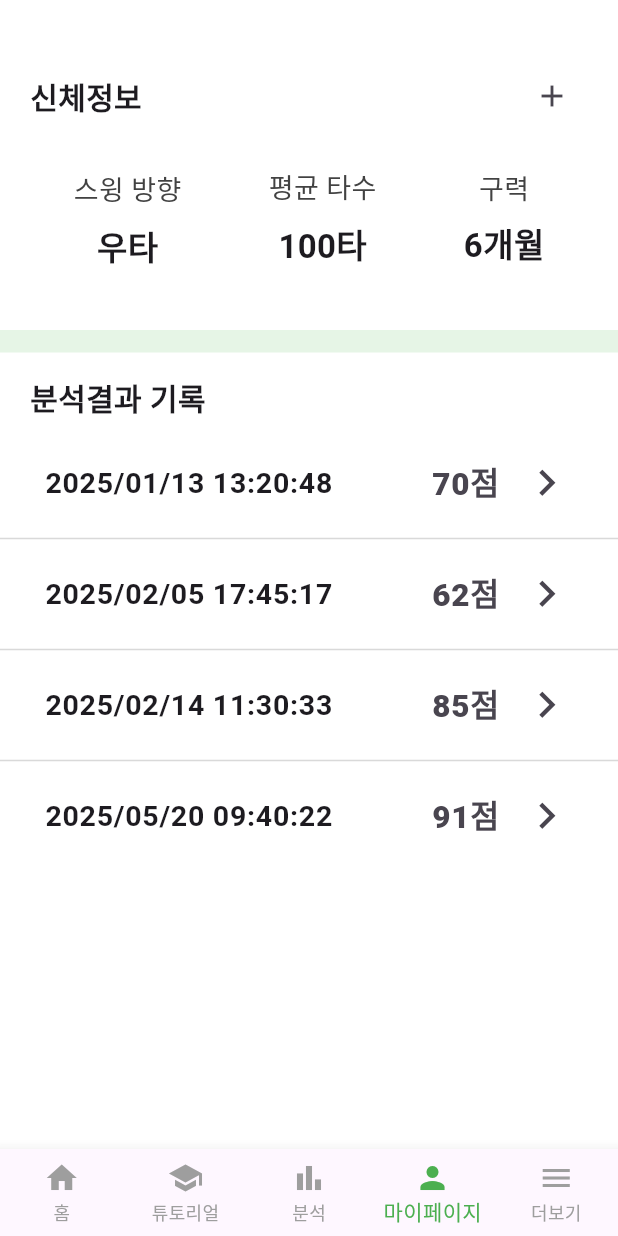
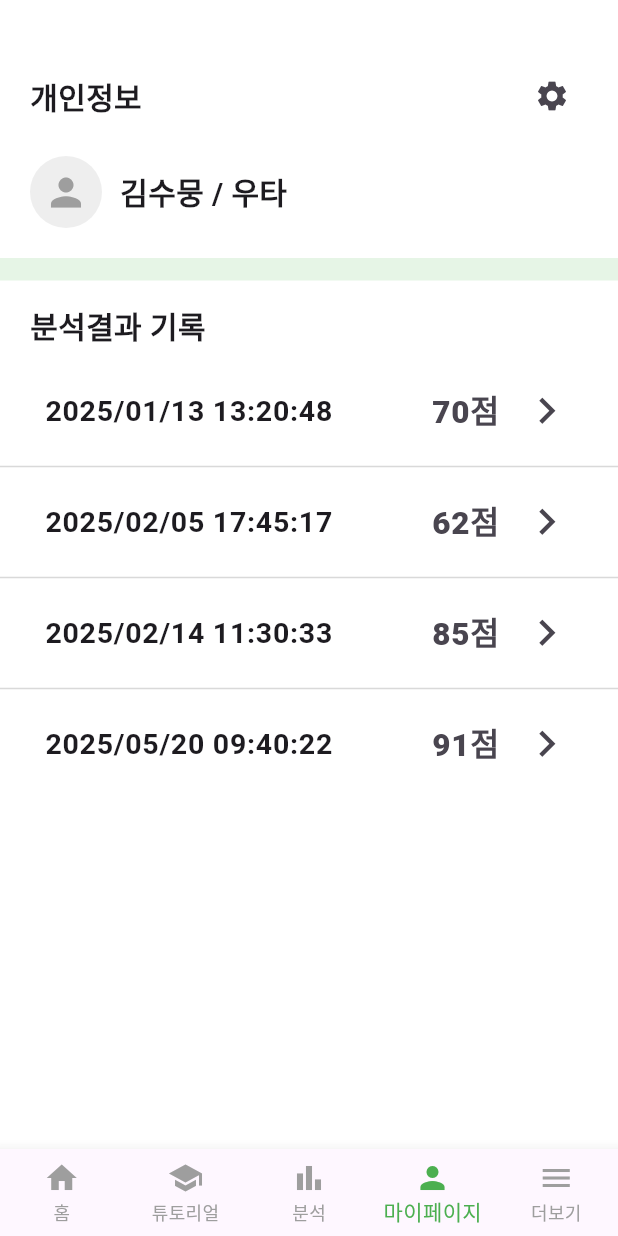
Before and after one commit to tama0728/golf-coach-AI, a Flutter app: the screen it shows after launch, item 4 of the bottom bar chosen, on a phone screen of 412 x 824 dp. Run offline on Flutter 3.47's test engine with Material 3 defaults, Android fonts, the phone set to English and light mode, and no system bars; our stand-ins replace camera, email_validator, flutter_dotenv, flutter_secure_storage, permission_handler, rxdart and 1 more; missing offline and left inert: observable, video_trimmer; network calls fail.

Commit message:
feat : mypage.dart ui 수정

```diff
--- a/lib/main_pages/mypage/mypage.dart
+++ b/lib/main_pages/mypage/mypage.dart
@@ -2,6 +2,9 @@ import 'package:flutter/material.dart';
 import 'edit_body_info.dart';
 
 class MyPage extends StatelessWidget {
+  final String username = '김수뭉';
+  final String swingDir = '우타';
+
   final List<Map<String, String>> records = [
     {'datetime': '2025/01/13 13:20:48', 'score': '70점'},
     {'datetime': '2025/02/05 17:45:17', 'score': '62점'},
@@ -16,7 +19,7 @@ class MyPage extends StatelessWidget {
       body: Column(
         crossAxisAlignment: CrossAxisAlignment.start,
         children: [
-          BodyInfoHeader(),
+          BodyInfoHeader(username: username, swingDir: swingDir),
           Divider(
             color: Color(0xFFE6F5E6),
             thickness: 15,
@@ -31,7 +34,14 @@ class MyPage extends StatelessWidget {
 
 // 1. 신체정보 헤더 영역
 class BodyInfoHeader extends StatelessWidget {
-  const BodyInfoHeader({super.key});
+  final String username;
+  final String swingDir;
+
+  const BodyInfoHeader({
+    required this.username,
+    required this.swingDir,
+    super.key,
+  });
 
   @override
   Widget build(BuildContext context) {
@@ -40,16 +50,17 @@ class BodyInfoHeader extends StatelessWidget {
       child: Column(
         crossAxisAlignment: CrossAxisAlignment.start,
         children: [
-          // 제목 + 버튼
+          // 제목 + 설정 버튼
           Row(
             mainAxisAlignment: MainAxisAlignment.spaceBetween,
             children: [
               Text(
-                '신체정보',
+                '개인정보',
                 style: TextStyle(fontSize: 20, fontWeight: FontWeight.bold),
               ),
               IconButton(
-                icon: Icon(Icons.add),
+                // 오른쪽 위 아이콘 + -> 톱니바퀴
+                icon: Icon(Icons.settings),
                 onPressed: () {
                   Navigator.push(
                     context,
@@ -59,55 +70,38 @@ class BodyInfoHeader extends StatelessWidget {
               ),
             ],
           ),
-          SizedBox(height: 24),
+          SizedBox(height: 16),
           Row(
-            mainAxisAlignment: MainAxisAlignment.spaceAround,
-            children: const [
-              BodyInfoItem(label: '스윙 방향', value: '우타'),
-              BodyInfoItem(label: '평균 타수', value: '100타'),
-              BodyInfoItem(label: '구력', value: '6개월'),
+            children: [
+              Container(
+                width: 48,
+                height: 48,
+                decoration: BoxDecoration(
+                  shape: BoxShape.circle,
+                  color: Colors.grey[200],
+                ),
+                child: const Icon(Icons.person, size: 30, color: Colors.grey),
+              ),
+              const SizedBox(width: 12),
+              Column(
+                crossAxisAlignment: CrossAxisAlignment.start,
+                children: [
+                  Text(
+                    '$username / $swingDir',
+                    style: TextStyle(fontSize: 20, fontWeight: FontWeight.bold),
+                  ),
+                ],
+              ),
             ],
           ),
-          SizedBox(height: 40),
+          SizedBox(height: 20),
         ],
       ),
     );
   }
 }
 
-// 2. 신체정보 항목 위젯
-class BodyInfoItem extends StatelessWidget {
-  final String label;
-  final String value;
-
-  const BodyInfoItem({required this.label, required this.value, super.key});
-
-  @override
-  Widget build(BuildContext context) {
-    return Column(
-      children: [
-        Text(
-          label,
-          style: TextStyle(
-            fontSize: 18,
-            fontWeight: FontWeight.w500,
-            color: Colors.grey[800],
-          ),
-        ),
-        SizedBox(height: 8),
-        Text(
-          value,
-          style: TextStyle(
-            fontSize: 22,
-            fontWeight: FontWeight.w600,
-          ),
-        ),
-      ],
-    );
-  }
-}
-
-// 3. 분석결과 리스트 전체
+// 2. 분석결과 리스트 전체
 class AnalysisResultList extends StatelessWidget {
   final List<Map<String, String>> records;
 
```
